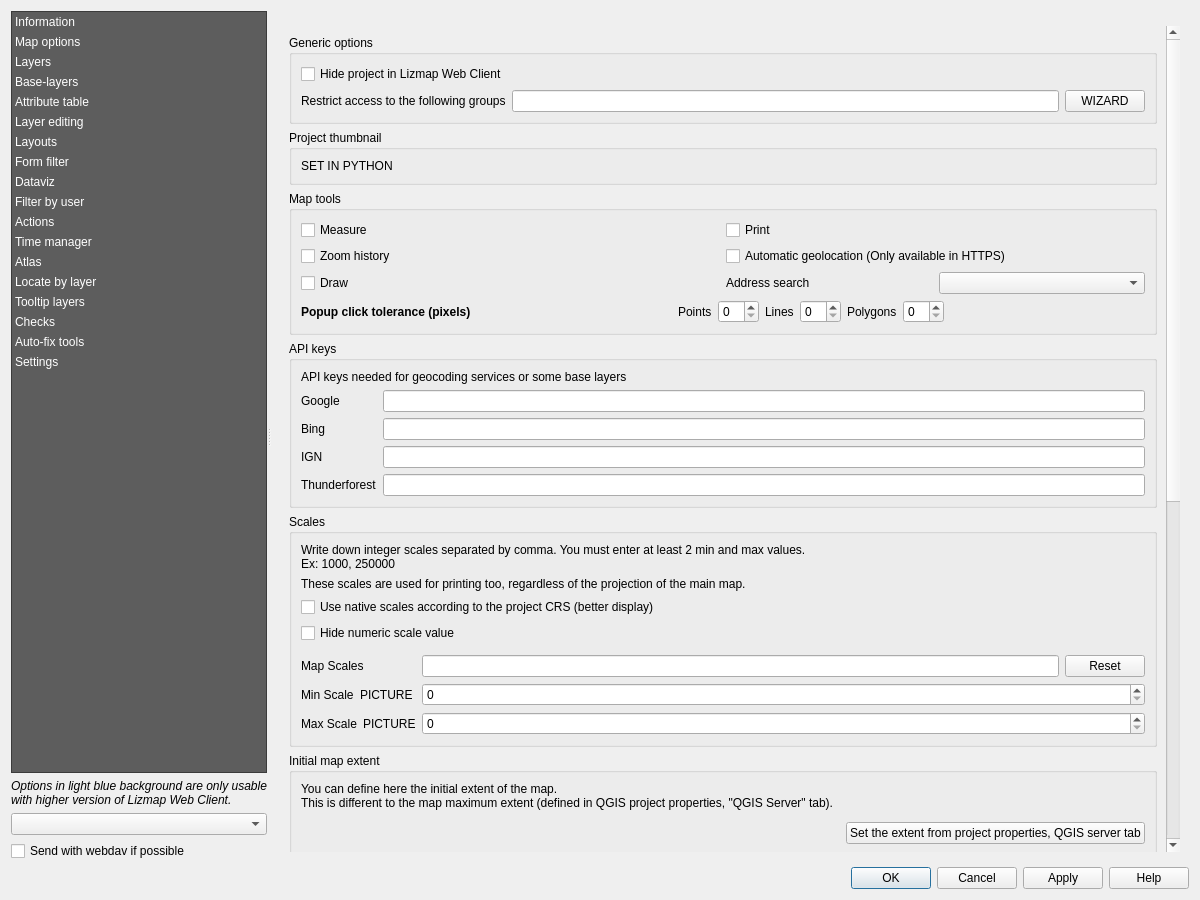
The window that lizmap/resources/ui/ui_lizmap.ui (3liz/lizmap-plugin) describes before a commit, drawn with Qt 5.
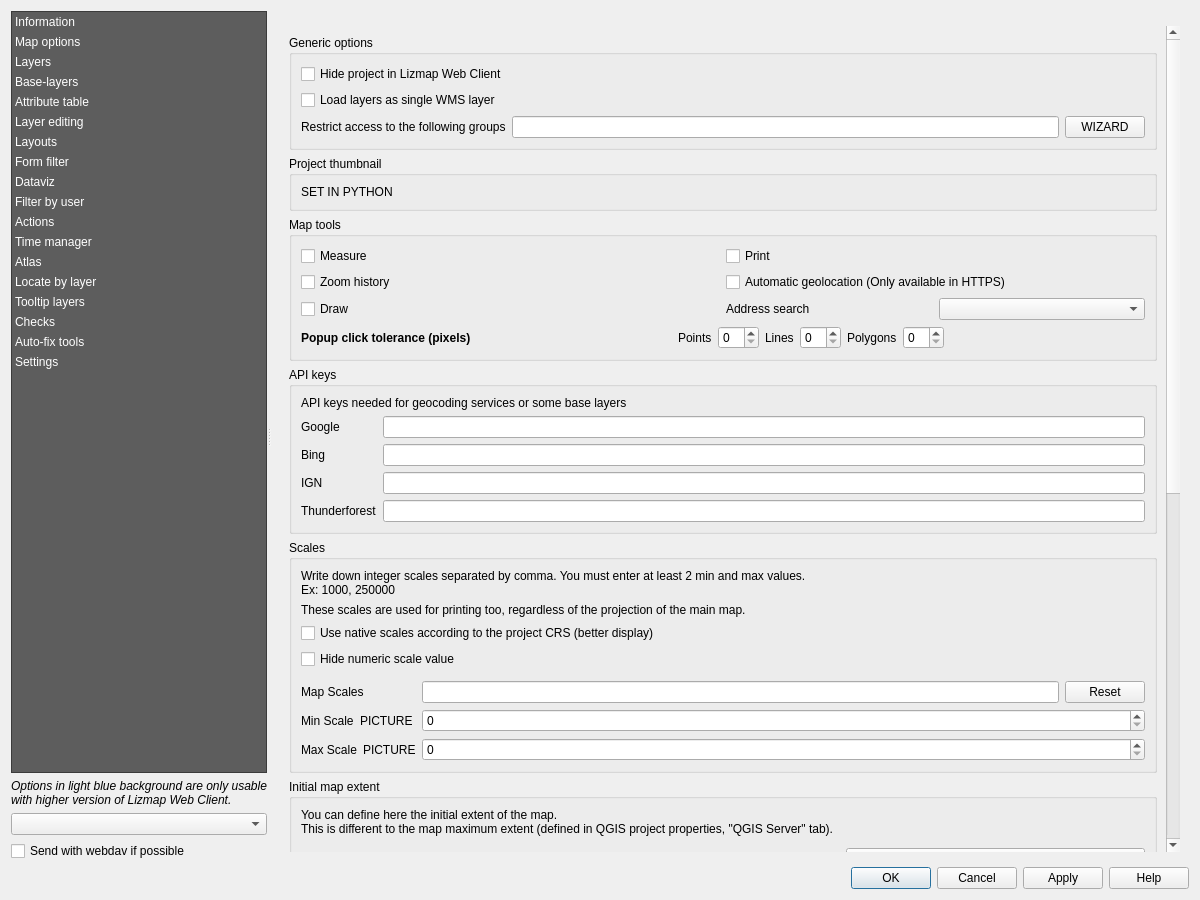
The same window after the commit. The open tabs and pages were chosen to show the change. Custom widgets are drawn as their Qt base class.

Commit message: add checkbox to choose single WMS loading

```diff
--- a/lizmap/resources/ui/ui_lizmap.ui
+++ b/lizmap/resources/ui/ui_lizmap.ui
@@ -681,8 +681,8 @@
                <rect>
                 <x>0</x>
                 <y>0</y>
-                <width>720</width>
-                <height>1325</height>
+                <width>808</width>
+                <height>1968</height>
                </rect>
               </property>
               <layout class="QVBoxLayout" name="verticalLayout_26">
@@ -699,6 +699,16 @@
                     </property>
                    </widget>
                   </item>
+                  <item>
+                   <widget class="QCheckBox" name="cbWmsSingleRequestForAllLayers">
+                    <property name="toolTip">
+                     <string>All the map layers will be loaded as a single WMS image</string>
+                    </property>
+                    <property name="text">
+                     <string>Load layers as single WMS layer</string>
+                    </property>
+                   </widget>
+                  </item>
                   <item>
                    <layout class="QHBoxLayout" name="horizontalLayout_15">
                     <item>
```
Left out of the diff: 169 changed lines with no effect on the pictures. The commit also changes 2 other files.
